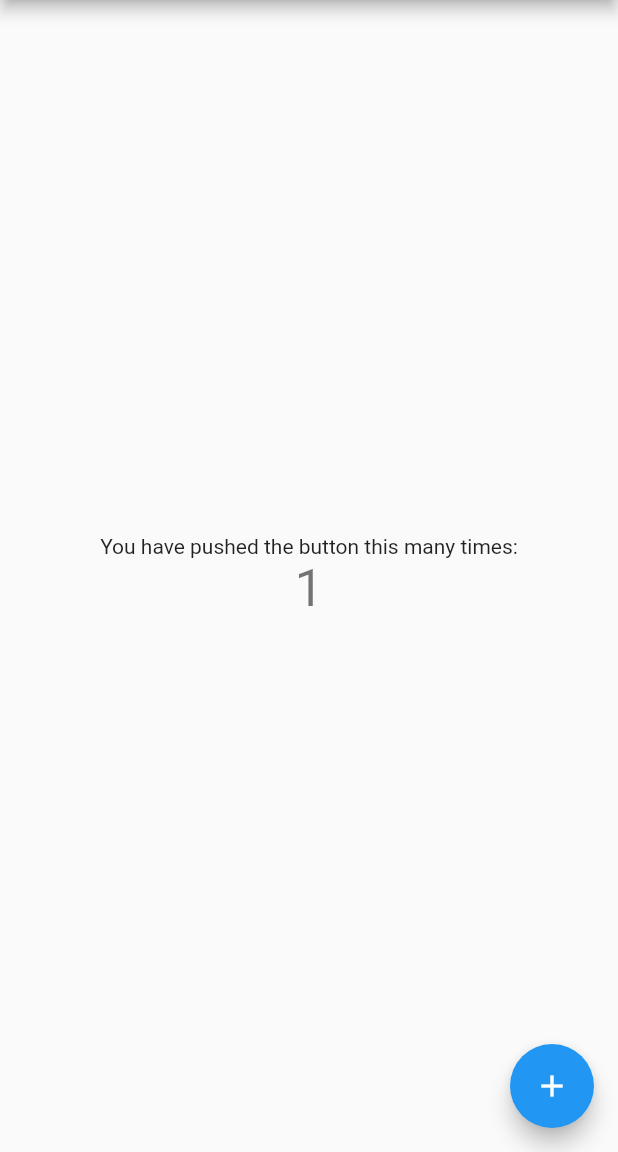
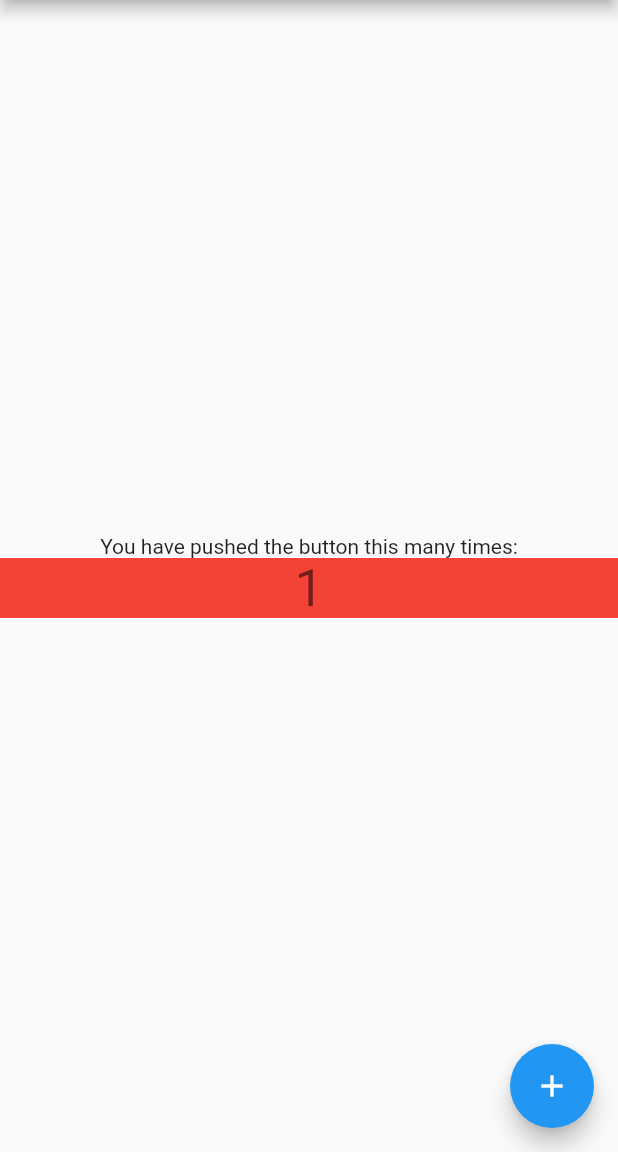
Before and after one commit to 120061203/flutter_test0322, a Flutter app: the screen it shows after launch, after a tap on the "add" icon, on a phone screen of 412 x 824 dp, the part 84-1236 px from its top. Run offline on Flutter 3.47's test engine with Material 2 defaults, Android fonts, the phone set to English and light mode, and no system bars.

Commit message:
Feat:練習container

```diff
--- a/lib/main.dart
+++ b/lib/main.dart
@@ -1,6 +1,8 @@
 import 'package:flutter/material.dart';
+import 'package:flutter/rendering.dart';
 
 void main() {
+  debugPaintSizeEnabled = true;
   runApp(const MyApp());
 }
 
@@ -98,9 +100,15 @@ class _MyHomePageState extends State<MyHomePage> {
             const Text(
               'You have pushed the button this many times:',
             ),
-            Text(
-              '$_counter',
-              style: Theme.of(context).textTheme.headline4,
+            Container(
+              width: double.infinity,
+              color:Colors.red,
+              child: Center(
+                child: Text(
+                  '$_counter',
+                  style: Theme.of(context).textTheme.headline4,
+                ),
+              ),
             ),
           ],
         ),
```
